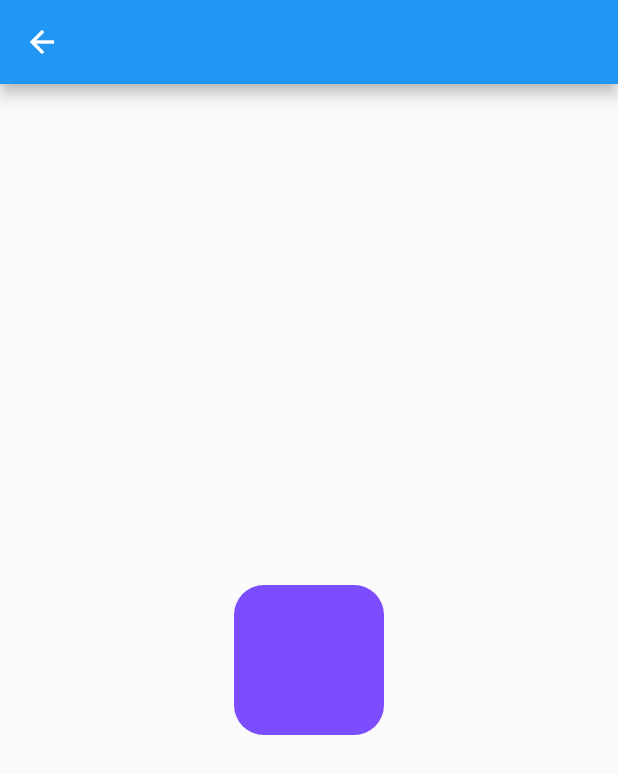
After one commit to AliAkberAakash/flutter_animation_experiment, a Flutter app: the screen it shows after launch, after a tap on "Bouncing Box", on a phone screen of 412 x 824 dp. The commit adds this screen. Shown: the top 774 px of the screen. Run offline on Flutter 3.47's test engine with Material 2 defaults, Android fonts, the phone set to English and light mode, and no system bars; missing offline and left inert: flutter_circular_text.

Commit message:
add: bouncing widget

```diff
--- /dev/null
+++ b/lib/bouncing_widget/bouncing_widget_example.dart
@@ -0,0 +1,75 @@
+import 'package:flutter/material.dart';
+
+class BouncingWidgetExample extends StatefulWidget {
+  const BouncingWidgetExample({Key? key}) : super(key: key);
+
+  @override
+  State<BouncingWidgetExample> createState() => _BouncingWidgetExampleState();
+}
+
+class _BouncingWidgetExampleState extends State<BouncingWidgetExample>
+    with SingleTickerProviderStateMixin{
+
+  final _duration = const Duration(milliseconds: 100);
+
+  late final AnimationController _animationController;
+  late final Animation _bounceAnimation;
+
+  @override
+  void initState() {
+    super.initState();
+
+    _animationController = AnimationController(
+      vsync: this,
+      duration: _duration,
+    );
+    _bounceAnimation = Tween<double>(begin: 0, end: 20).animate(_animationController);
+
+    _animationController.addListener(() {
+      setState(() {});
+      if(_animationController.isCompleted){
+        _animationController.reverse();
+      }
+    });
+  }
+
+  @override
+  Widget build(BuildContext context) {
+    return Scaffold(
+      appBar: AppBar(),
+      body: Center(
+        child: Column(
+          mainAxisAlignment: MainAxisAlignment.center,
+          children: [
+            GestureDetector(
+              onTap: (){
+                _animationController.forward();
+              },
+              child: Container(
+                decoration: const BoxDecoration(
+                  color: Colors.deepPurpleAccent,
+                  borderRadius: BorderRadius.all(
+                    Radius.circular(20),
+                  ),
+                ),
+                height: _calculateHeight(),
+                width: _calculateHeight(),
+              ),
+            ),
+          ],
+        ),
+      ),
+    );
+
+  }
+
+  double _calculateHeight(){
+    return (100+_bounceAnimation.value).toDouble();
+  }
+
+  @override
+  void dispose() {
+    _animationController.dispose();
+    super.dispose();
+  }
+}
--- a/lib/delayed_list/delayed_list_example.dart
+++ b/lib/delayed_list/delayed_list_example.dart
@@ -65,6 +65,12 @@ class _DelayedListExampleState extends State<DelayedListExample>
     return tmp;
   }
 
+  @override
+  void dispose() {
+    _animationController.dispose();
+    super.dispose();
+  }
+
 }
 
 class CardItem extends StatelessWidget {
--- a/lib/menu_screen.dart
+++ b/lib/menu_screen.dart
@@ -1,3 +1,4 @@
+import 'package:animation_experiment/bouncing_widget/bouncing_widget_example.dart';
 import 'package:animation_experiment/circular_animated_text/circular_animated_text_example.dart';
 import 'package:animation_experiment/delayed_list/delayed_list_example.dart';
 import 'package:animation_experiment/faded_screen/faded_screen_example.dart';
@@ -51,6 +52,14 @@ class MenuScreen extends StatelessWidget {
               screenWidget: CircularAnimatedTextExample(),
               title: "Circular Animated Text",
               color: Colors.lightGreenAccent,
+            ),
+            VSpacer(),
+
+            NavigatorButton(
+              screenWidget: BouncingWidgetExample(),
+              title: "Bouncing Box",
+              color: Colors.blueAccent,
+              textColor: Colors.white,
             ),
             VSpacer(),
           ],
--- a/lib/shaker_widget/shaker_widget.dart
+++ b/lib/shaker_widget/shaker_widget.dart
@@ -63,6 +63,12 @@ class _ShakerWidgetState extends State<ShakerWidget> with SingleTickerProviderSt
     return 0;
   }
 
+  @override
+  void dispose() {
+    _controller.dispose();
+    super.dispose();
+  }
+
 }
 
 class ShakeController {
```
Also changed, not shown: lib/circular_animated_text/circular_animated_text_example.dart (+7 -0 lines), lib/faded_screen/faded_screen_example.dart (+7 -0 lines).
